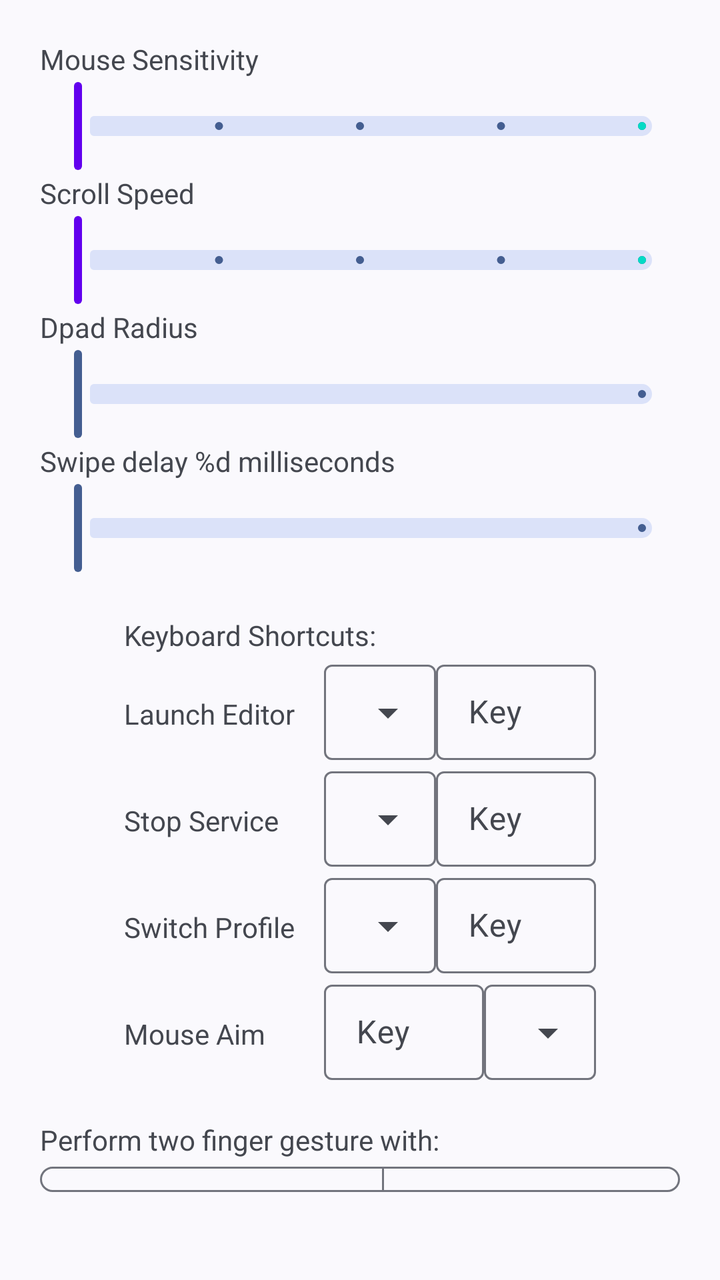
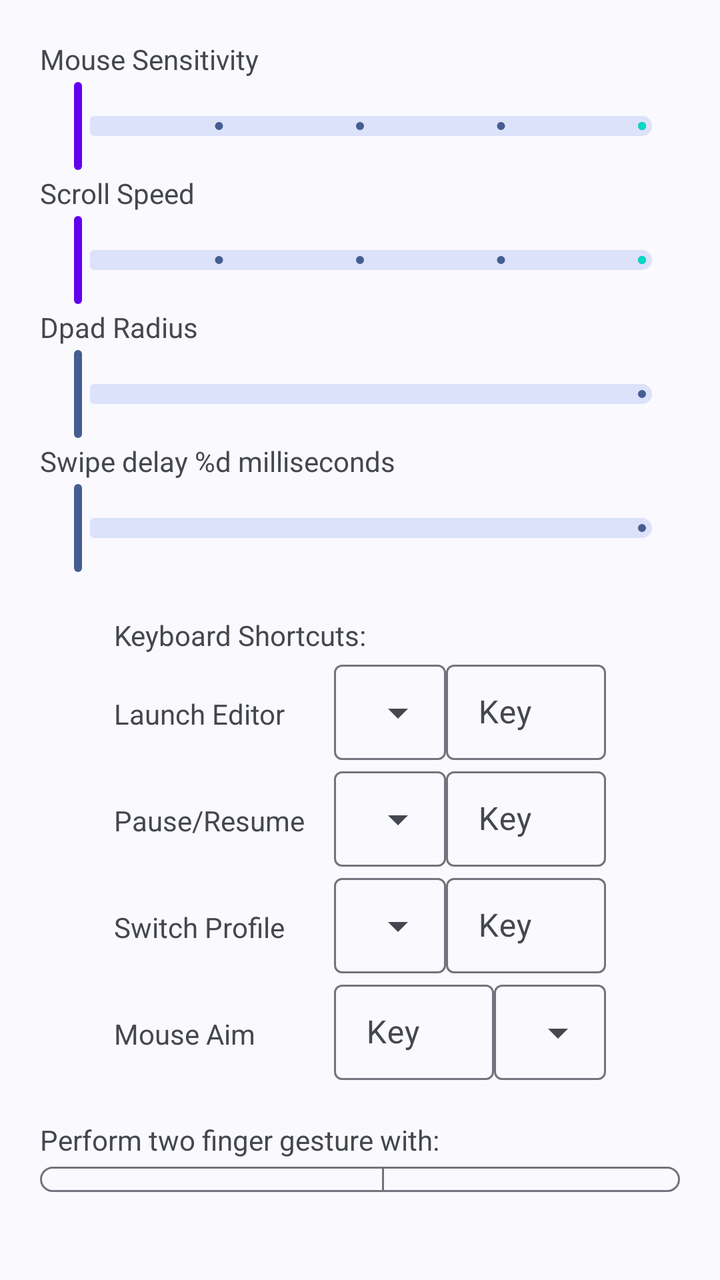

Before-and-after screenshots of an Android layout around one commit, followed by the original layout XML and the change that was made.
<!-- AndroidManifest.xml: application theme Theme.XtMapper -->
<!-- res/layout/fragment_settings_dialog.xml -->
<?xml version="1.0" encoding="utf-8"?>
<LinearLayout xmlns:android="http://schemas.android.com/apk/res/android"
    xmlns:app="http://schemas.android.com/apk/res-auto"
    android:layout_width="match_parent"
    android:layout_height="match_parent"
    android:orientation="vertical"
    android:padding="20dp">

    <LinearLayout
        android:id="@+id/sliders"
        android:layout_width="match_parent"
        android:layout_height="wrap_content"
        android:layout_marginBottom="20dp"
        android:orientation="vertical">

        <TextView
            android:layout_width="wrap_content"
            android:layout_height="wrap_content"
            android:text="@string/mouse_sensitivity" />

        <com.google.android.material.slider.Slider
            android:id="@+id/slider_mouse"
            android:layout_width="wrap_content"
            android:layout_height="wrap_content"
            android:stepSize="1"
            android:valueFrom="1"
            android:valueTo="5"
            app:haloColor="@color/purple_700"
            app:thumbColor="@color/purple_500"
            app:trackColorActive="@color/teal_200"
            app:trackHeight="10dp"/>

        <TextView
            android:layout_width="wrap_content"
            android:layout_height="wrap_content"
            android:text="@string/scroll_speed" />

        <com.google.android.material.slider.Slider
            android:id="@+id/slider_scroll_speed"
            android:layout_width="wrap_content"
            android:layout_height="wrap_content"
            android:stepSize="1"
            android:valueFrom="1"
            android:valueTo="5"
            app:haloColor="@color/purple_700"
            app:thumbColor="@color/purple_500"
            app:trackColorActive="@color/teal_200"
            app:trackHeight="10dp"/>

        <TextView
            android:layout_width="wrap_content"
            android:layout_height="wrap_content"
            android:text="@string/dpad_radius" />

        <com.google.android.material.slider.Slider
            android:id="@+id/slider_dpad"
            android:layout_width="wrap_content"
            android:layout_height="wrap_content"
            android:valueFrom="0.5"
            android:valueTo="2.0"
            app:trackHeight="10dp" />

        <TextView
            android:layout_width="wrap_content"
            android:layout_height="wrap_content"
            android:id="@+id/swipe_delay_text"
            android:text="@string/swipe_delay_ms" />

        <com.google.android.material.slider.Slider
            android:id="@+id/slider_swipe_delay"
            android:layout_width="wrap_content"
            android:layout_height="wrap_content"
            android:valueFrom="0"
            android:valueTo="500"
            app:trackHeight="10dp" />

    </LinearLayout>

    <LinearLayout
        android:id="@+id/shortcuts"
        android:layout_width="wrap_content"
        android:layout_height="wrap_content"
        android:layout_gravity="center"
        android:layout_marginBottom="20dp"
        android:orientation="vertical">

        <TextView
            android:layout_width="match_parent"
            android:layout_height="wrap_content"
            android:text="@string/keyboard_shortcuts" />

        <LinearLayout
            android:layout_width="match_parent"
            android:layout_height="wrap_content"
            android:orientation="horizontal">

            <TextView
                android:layout_width="90dp"
                android:layout_height="wrap_content"
                android:layout_marginRight="10dp"
                android:labelFor="@id/launch_editor_modifier"
                android:text="@string/launch_editor" />

            <com.google.android.material.textfield.TextInputLayout
                style="@style/Widget.Material3.TextInputLayout.OutlinedBox.Dense.ExposedDropdownMenu"
                android:layout_width="wrap_content"
                android:layout_height="wrap_content">

                <AutoCompleteTextView
                    android:id="@+id/launch_editor_modifier"
                    android:layout_width="match_parent"
                    android:layout_height="wrap_content"
                    android:inputType="none" />

            </com.google.android.material.textfield.TextInputLayout>

            <com.google.android.material.textfield.TextInputLayout
                style="@style/Widget.Material3.TextInputLayout.OutlinedBox.Dense"
                android:layout_width="80dp"
                android:layout_height="wrap_content"
                android:hint="@string/key">

                <com.google.android.material.textfield.TextInputEditText
                    android:id="@+id/launch_editor"
                    android:layout_width="match_parent"
                    android:layout_height="wrap_content"
                    android:inputType="none" />

            </com.google.android.material.textfield.TextInputLayout>

        </LinearLayout>

        <LinearLayout
            android:layout_width="match_parent"
            android:layout_height="wrap_content"
            android:orientation="horizontal">

            <TextView
                android:layout_width="90dp"
                android:layout_height="wrap_content"
                android:layout_marginRight="10dp"
                android:labelFor="@id/stop_service_modifier"
                android:text="@string/stop_service" />


            <com.google.android.material.textfield.TextInputLayout
                style="@style/Widget.Material3.TextInputLayout.OutlinedBox.Dense.ExposedDropdownMenu"
                android:layout_width="wrap_content"
                android:layout_height="wrap_content">

                <AutoCompleteTextView
                    android:id="@+id/stop_service_modifier"
                    android:layout_width="match_parent"
                    android:layout_height="wrap_content"
                    android:inputType="none" />

            </com.google.android.material.textfield.TextInputLayout>

            <com.google.android.material.textfield.TextInputLayout
                style="@style/Widget.Material3.TextInputLayout.OutlinedBox.Dense"
                android:layout_width="80dp"
                android:layout_height="wrap_content"
                android:hint="@string/key">

                <com.google.android.material.textfield.TextInputEditText
                    android:id="@+id/stop_service"
                    android:layout_width="match_parent"
                    android:layout_height="wrap_content"
                    android:inputType="none" />
            </com.google.android.material.textfield.TextInputLayout>
        </LinearLayout>

        <LinearLayout
            android:layout_width="match_parent"
            android:layout_height="wrap_content"
            android:orientation="horizontal">

            <TextView
                android:layout_width="90dp"
                android:layout_height="wrap_content"
                android:layout_marginRight="10dp"
                android:text="@string/switch_profile" />


            <com.google.android.material.textfield.TextInputLayout
                style="@style/Widget.Material3.TextInputLayout.OutlinedBox.Dense.ExposedDropdownMenu"
                android:layout_width="wrap_content"
                android:layout_height="wrap_content">

                <AutoCompleteTextView
                    android:id="@+id/switch_profile_modifier"
                    android:layout_width="match_parent"
                    android:layout_height="wrap_content"
                    android:inputType="none" />

            </com.google.android.material.textfield.TextInputLayout>

            <com.google.android.material.textfield.TextInputLayout
                style="@style/Widget.Material3.TextInputLayout.OutlinedBox.Dense"
                android:layout_width="80dp"
                android:layout_height="wrap_content"
                android:hint="@string/key">

                <com.google.android.material.textfield.TextInputEditText
                    android:id="@+id/switch_profile"
                    android:layout_width="match_parent"
                    android:layout_height="wrap_content"
                    android:inputType="none" />
            </com.google.android.material.textfield.TextInputLayout>
        </LinearLayout>

        <LinearLayout
            android:layout_width="match_parent"
            android:layout_height="wrap_content"
            android:orientation="horizontal">

            <TextView
                android:layout_width="90dp"
                android:layout_height="wrap_content"
                android:layout_marginRight="10dp"
                android:text="@string/mouse_aim" />

            <com.google.android.material.textfield.TextInputLayout
                style="@style/Widget.Material3.TextInputLayout.OutlinedBox.Dense"
                android:layout_width="80dp"
                android:layout_height="wrap_content"
                android:hint="@string/key">

                <com.google.android.material.textfield.TextInputEditText
                    android:id="@+id/mouse_aim_key"
                    android:layout_width="match_parent"
                    android:layout_height="wrap_content"
                    android:inputType="none" />
            </com.google.android.material.textfield.TextInputLayout>

            <com.google.android.material.textfield.TextInputLayout
                style="@style/Widget.Material3.TextInputLayout.OutlinedBox.Dense.ExposedDropdownMenu"
                android:layout_width="wrap_content"
                android:layout_height="wrap_content">

                <AutoCompleteTextView
                    android:id="@+id/mouse_aim_action"
                    android:layout_width="match_parent"
                    android:layout_height="wrap_content"
                    android:inputType="none" />

            </com.google.android.material.textfield.TextInputLayout>

        </LinearLayout>

    </LinearLayout>

    <LinearLayout
        android:id="@+id/misc"
        android:layout_width="match_parent"
        android:layout_height="wrap_content"
        android:layout_marginBottom="20dp"
        android:orientation="vertical">

        <TextView
            android:layout_width="match_parent"
            android:layout_height="wrap_content"
            android:text="@string/pinch_to_zoom_gesture_info" />

        <com.google.android.material.button.MaterialButtonToggleGroup
            android:layout_width="wrap_content"
            android:layout_height="wrap_content">

            <com.google.android.material.button.MaterialButton
                android:id="@+id/mouse_wheel_toggle"
                style="?attr/materialButtonOutlinedStyle"
                android:layout_width="wrap_content"
                android:layout_height="wrap_content"
                android:text="@string/mouse_wheel" />

            <com.google.android.material.button.MaterialButton
                android:id="@+id/mouse_drag_toggle"
                style="?attr/materialButtonOutlinedStyle"
                android:layout_width="wrap_content"
                android:layout_height="wrap_content"
                android:text="@string/drag_mouse" />
        </com.google.android.material.button.MaterialButtonToggleGroup>

        <LinearLayout
            android:layout_width="wrap_content"
            android:layout_height="wrap_content"
            android:gravity="center"
            android:orientation="horizontal">
            <TextView
                android:layout_width="match_parent"
                android:layout_height="wrap_content"
                android:layout_marginRight="10dp"
                android:text="@string/trigger_mouse_aim_with" />

            <com.google.android.material.button.MaterialButtonToggleGroup
                android:layout_width="wrap_content"
                android:layout_height="wrap_content">

                <com.google.android.material.button.MaterialButton
                    android:id="@+id/mouse_aim_key_grave"
                    style="?attr/materialButtonOutlinedStyle"
                    android:layout_width="wrap_content"
                    android:layout_height="wrap_content"
                    android:text="@string/key_grave" />

                <com.google.android.material.button.MaterialButton
                    android:id="@+id/mouse_aim_right_click"
                    style="?attr/materialButtonOutlinedStyle"
                    android:layout_width="wrap_content"
                    android:layout_height="wrap_content"
                    android:text="@string/right_click" />

            </com.google.android.material.button.MaterialButtonToggleGroup>
        </LinearLayout>

        <TextView
            android:layout_width="wrap_content"
            android:layout_height="wrap_content"
            android:labelFor="@id/input_device"
            android:text="@string/mouse_input_device" />

        <EditText
            android:id="@+id/input_device"
            android:layout_width="match_parent"
            android:layout_height="wrap_content"
            android:importantForAutofill="no"
            android:inputType="textNoSuggestions" />
    </LinearLayout>

    <com.google.android.material.bottomnavigation.BottomNavigationView
        android:id="@+id/bottom_navigation"
        android:layout_width="match_parent"
        android:layout_height="wrap_content"
        app:menu="@menu/bottom_navigation_menu" />

</LinearLayout>
<!-- resources referenced by this layout -->
<resources>
  <color name="purple_500">#FF6200EE</color>
  <color name="purple_700">#FF3700B3</color>
  <color name="teal_200">#FF03DAC5</color>
  <string name="dpad_radius">Dpad Radius</string>
  <string name="drag_mouse">Ctrl + Drag Mouse</string>
  <string name="key">Key</string>
  <string name="key_grave">~ Key</string>
  <string name="keyboard_shortcuts">Keyboard Shortcuts:</string>
  <string name="launch_editor">Launch Editor</string>
  <string name="mouse_aim">Mouse Aim</string>
  <string name="mouse_input_device">Mouse Input Device</string>
  <string name="mouse_sensitivity">Mouse Sensitivity</string>
  <string name="mouse_wheel">Ctrl + Mouse Wheel</string>
  <string name="pinch_to_zoom_gesture_info">Perform two finger gesture with:</string>
  <string name="right_click">Right click</string>
  <string name="scroll_speed">Scroll Speed</string>
  <string name="stop_service">Stop Service</string>
  <string name="swipe_delay_ms">Swipe delay %d milliseconds</string>
  <string name="switch_profile">Switch Profile</string>
  <string name="trigger_mouse_aim_with">Trigger mouse aim with:</string>
  <style name="Theme.XtMapper" parent="Theme.Material3.DynamicColors.DayNight"> </style>
</resources>

<!-- the commit's change to res/layout/fragment_settings_dialog.xml (unified diff, before → after) -->
@@ -95,7 +95,7 @@
             android:orientation="horizontal">
 
             <TextView
-                android:layout_width="90dp"
+                android:layout_width="100dp"
                 android:layout_height="wrap_content"
                 android:layout_marginRight="10dp"
                 android:labelFor="@id/launch_editor_modifier"
@@ -136,11 +136,11 @@
             android:orientation="horizontal">
 
             <TextView
-                android:layout_width="90dp"
-                android:layout_height="wrap_content"
-                android:layout_marginRight="10dp"
-                android:labelFor="@id/stop_service_modifier"
-                android:text="@string/stop_service" />
+                android:layout_width="100dp"
+                android:layout_height="wrap_content"
+                android:layout_marginRight="10dp"
+                android:labelFor="@id/pause_resume_modifier"
+                android:text="@string/pause_resume" />
 
 
             <com.google.android.material.textfield.TextInputLayout
@@ -149,7 +149,7 @@
                 android:layout_height="wrap_content">
 
                 <AutoCompleteTextView
-                    android:id="@+id/stop_service_modifier"
+                    android:id="@+id/pause_resume_modifier"
                     android:layout_width="match_parent"
                     android:layout_height="wrap_content"
                     android:inputType="none" />
@@ -163,20 +163,20 @@
                 android:hint="@string/key">
 
                 <com.google.android.material.textfield.TextInputEditText
-                    android:id="@+id/stop_service"
-                    android:layout_width="match_parent"
-                    android:layout_height="wrap_content"
-                    android:inputType="none" />
-            </com.google.android.material.textfield.TextInputLayout>
-        </LinearLayout>
-
-        <LinearLayout
-            android:layout_width="match_parent"
-            android:layout_height="wrap_content"
-            android:orientation="horizontal">
-
-            <TextView
-                android:layout_width="90dp"
+                    android:id="@+id/pause_resume"
+                    android:layout_width="match_parent"
+                    android:layout_height="wrap_content"
+                    android:inputType="none" />
+            </com.google.android.material.textfield.TextInputLayout>
+        </LinearLayout>
+
+        <LinearLayout
+            android:layout_width="match_parent"
+            android:layout_height="wrap_content"
+            android:orientation="horizontal">
+
+            <TextView
+                android:layout_width="100dp"
                 android:layout_height="wrap_content"
                 android:layout_marginRight="10dp"
                 android:text="@string/switch_profile" />
@@ -215,7 +215,7 @@
             android:orientation="horizontal">
 
             <TextView
-                android:layout_width="90dp"
+                android:layout_width="100dp"
                 android:layout_height="wrap_content"
                 android:layout_marginRight="10dp"
                 android:text="@string/mouse_aim" />
<!-- resource entries referenced after the edit -->
@@ -13,10 +13,10 @@
   <string name="mouse_input_device">Mouse Input Device</string>
   <string name="mouse_sensitivity">Mouse Sensitivity</string>
   <string name="mouse_wheel">Ctrl + Mouse Wheel</string>
+  <string name="pause_resume">Pause/Resume</string>
   <string name="pinch_to_zoom_gesture_info">Perform two finger gesture with:</string>
   <string name="right_click">Right click</string>
   <string name="scroll_speed">Scroll Speed</string>
-  <string name="stop_service">Stop Service</string>
   <string name="swipe_delay_ms">Swipe delay %d milliseconds</string>
   <string name="switch_profile">Switch Profile</string>
   <string name="trigger_mouse_aim_with">Trigger mouse aim with:</string>
